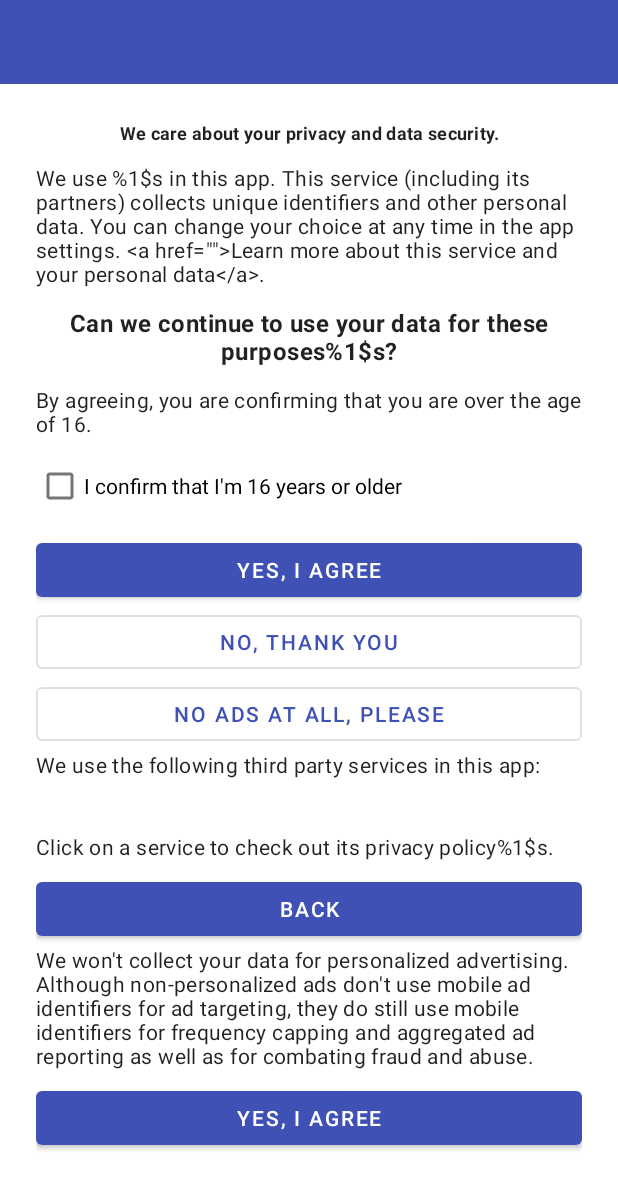
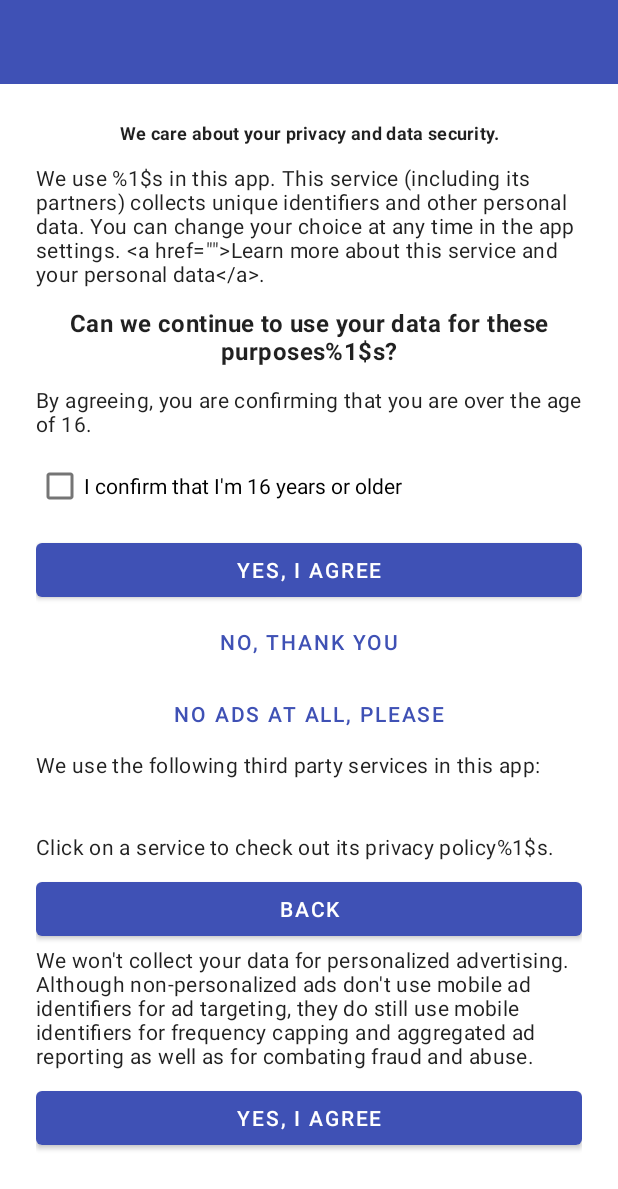
Before and after one commit to MFlisar/GDPRDialog, an Android app: the layout gdpr_dialog.xml on its own in the app's theme, with its tools: preview values and no code run, on a phone screen of 412 x 824 dp. Shown: the top 1189 px of the screen. Run offline under Robolectric (Android 15) with nearby library versions, the phone set to English and light mode, and no system bars.

Commit message:
* update Widget.AppCompat.* styles to correct material theme style * fixed a wrong polish string * update versions

```diff
--- a/library/src/main/res/layout/gdpr_dialog_bottom.xml
+++ b/library/src/main/res/layout/gdpr_dialog_bottom.xml
@@ -1,23 +1,23 @@
 <?xml version="1.0" encoding="utf-8"?>
 <merge xmlns:android="http://schemas.android.com/apk/res/android">
 
-    <com.google.android.material.button.MaterialButton
+    <Button
         android:id="@+id/btAgree"
         style="@style/Widget.MaterialComponents.Button"
         android:layout_width="match_parent"
         android:layout_height="wrap_content"
         android:text="@string/gdpr_dialog_agree"/>
 
-    <com.google.android.material.button.MaterialButton
+    <Button
         android:id="@+id/btDisagree"
-        style="@style/Widget.MaterialComponents.Button.OutlinedButton"
+        style="@style/Widget.MaterialComponents.Button.TextButton"
         android:layout_width="match_parent"
         android:layout_height="wrap_content"
         android:text="@string/gdpr_dialog_disagree_no_thanks"/>
 
-    <com.google.android.material.button.MaterialButton
+    <Button
         android:id="@+id/btNoConsentAtAll"
-        style="@style/Widget.MaterialComponents.Button.OutlinedButton"
+        style="@style/Widget.MaterialComponents.Button.TextButton"
         android:layout_width="match_parent"
         android:layout_height="wrap_content"
         android:text="@string/gdpr_dialog_disagree_no_ads"/>
--- a/versions.gradle
+++ b/versions.gradle
@@ -13,7 +13,7 @@ ext {
     ]
 
     versions = [
-            gradlePlugin: "3.3.1",
+            gradlePlugin: "3.3.2",
             mavenVersion: "2.1"
     ]
 }
```
Also changed, not shown: 1 other file.
